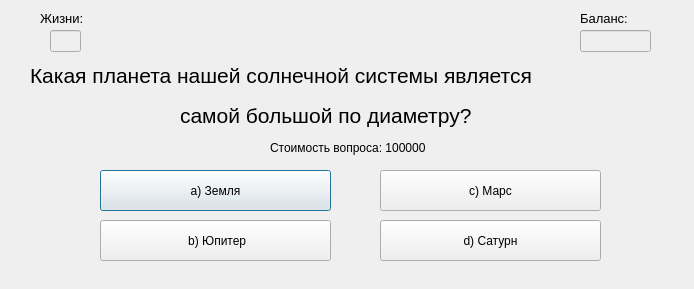
Qt form ui_ui_files/question_window10_ui.ui (DelZeiT/How_to_become_a_millionaire) before a commit.
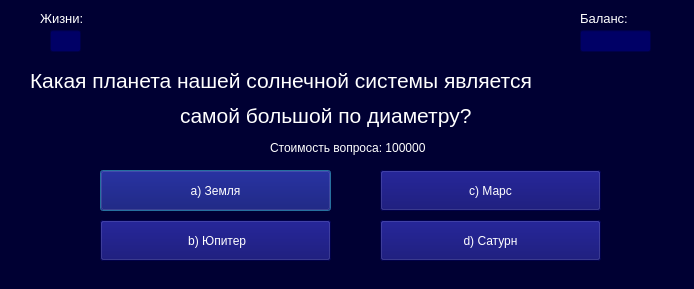
The same form after that commit.

The edit to the form file:
```diff
--- a/ui_ui_files/question_window10_ui.ui
+++ b/ui_ui_files/question_window10_ui.ui
@@ -10,9 +10,24 @@
     <height>289</height>
    </rect>
   </property>
+  <property name="minimumSize">
+   <size>
+    <width>694</width>
+    <height>289</height>
+   </size>
+  </property>
+  <property name="maximumSize">
+   <size>
+    <width>694</width>
+    <height>289</height>
+   </size>
+  </property>
   <property name="windowTitle">
    <string>Вопрос №10</string>
   </property>
+  <property name="styleSheet">
+   <string notr="true">background-color: #000033;</string>
+  </property>
   <widget class="QLabel" name="label_2">
    <property name="geometry">
     <rect>
@@ -27,6 +42,9 @@
      <pointsize>10</pointsize>
     </font>
    </property>
+   <property name="styleSheet">
+    <string notr="true">color: white</string>
+   </property>
    <property name="text">
     <string>Жизни:</string>
    </property>
@@ -43,6 +61,9 @@
      <height>22</height>
     </rect>
    </property>
+   <property name="styleSheet">
+    <string notr="true">background-color: #000066; color: white</string>
+   </property>
    <property name="text">
     <string/>
    </property>
@@ -61,6 +82,9 @@
      <pointsize>10</pointsize>
     </font>
    </property>
+   <property name="styleSheet">
+    <string notr="true">color: white</string>
+   </property>
    <property name="text">
     <string>Баланс:</string>
    </property>
@@ -77,6 +101,9 @@
      <height>22</height>
     </rect>
    </property>
+   <property name="styleSheet">
+    <string notr="true">background-color: #000066; color: white</string>
+   </property>
    <property name="text">
     <string/>
    </property>
@@ -85,9 +112,9 @@
    <property name="geometry">
     <rect>
      <x>30</x>
-     <y>50</y>
+     <y>60</y>
      <width>631</width>
-     <height>51</height>
+     <height>41</height>
     </rect>
    </property>
    <property name="font">
@@ -95,6 +122,9 @@
      <pointsize>16</pointsize>
     </font>
    </property>
+   <property name="styleSheet">
+    <string notr="true">color: white</string>
+   </property>
    <property name="text">
     <string>Какая планета нашей солнечной системы является </string>
    </property>
@@ -113,6 +143,9 @@
      <pointsize>16</pointsize>
     </font>
    </property>
+   <property name="styleSheet">
+    <string notr="true">color: white</string>
+   </property>
    <property name="text">
     <string>самой большой по диаметру? </string>
    </property>
@@ -126,6 +159,9 @@
      <height>16</height>
     </rect>
    </property>
+   <property name="styleSheet">
+    <string notr="true">color: white</string>
+   </property>
    <property name="text">
     <string>Стоимость вопроса: 100000</string>
    </property>
@@ -139,6 +175,9 @@
      <height>41</height>
     </rect>
    </property>
+   <property name="styleSheet">
+    <string notr="true">background-color: #000066; color: white</string>
+   </property>
    <property name="text">
     <string>a) Земля</string>
    </property>
@@ -152,6 +191,9 @@
      <height>41</height>
     </rect>
    </property>
+   <property name="styleSheet">
+    <string notr="true">background-color: #000066; color: white</string>
+   </property>
    <property name="text">
     <string> b) Юпитер</string>
    </property>
@@ -165,6 +207,9 @@
      <height>41</height>
     </rect>
    </property>
+   <property name="styleSheet">
+    <string notr="true">background-color: #000066; color: white</string>
+   </property>
    <property name="text">
     <string>c) Марс</string>
    </property>
@@ -178,6 +223,9 @@
      <height>41</height>
     </rect>
    </property>
+   <property name="styleSheet">
+    <string notr="true">background-color: #000066; color: white</string>
+   </property>
    <property name="text">
     <string>d) Сатурн</string>
    </property>
```
